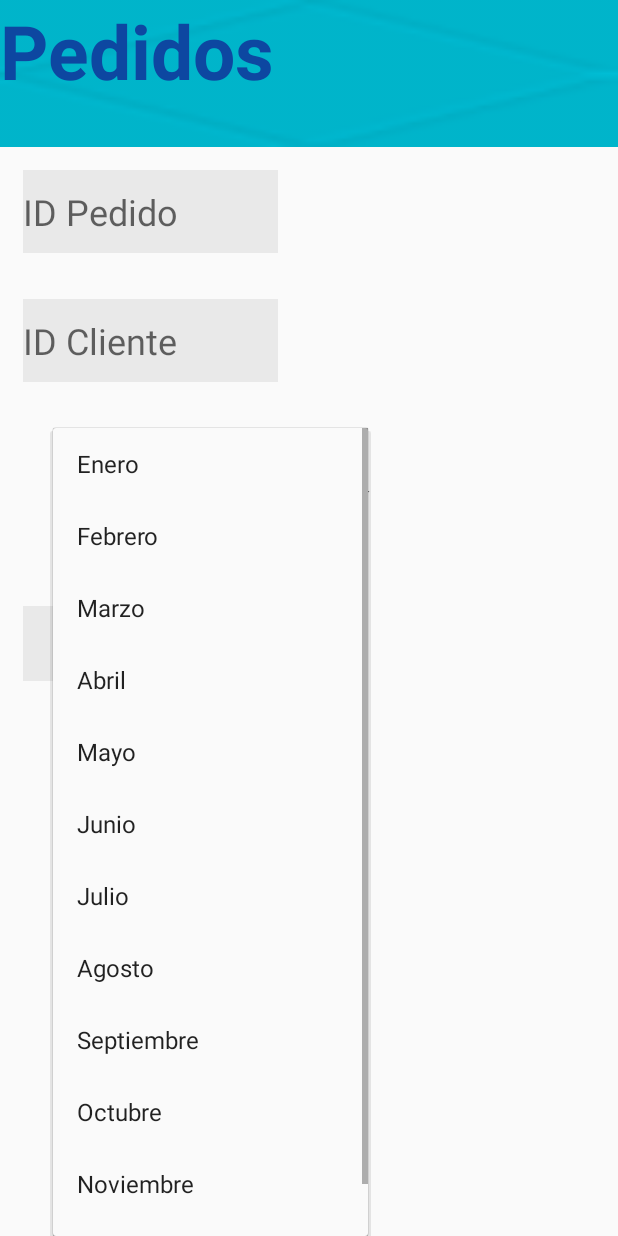
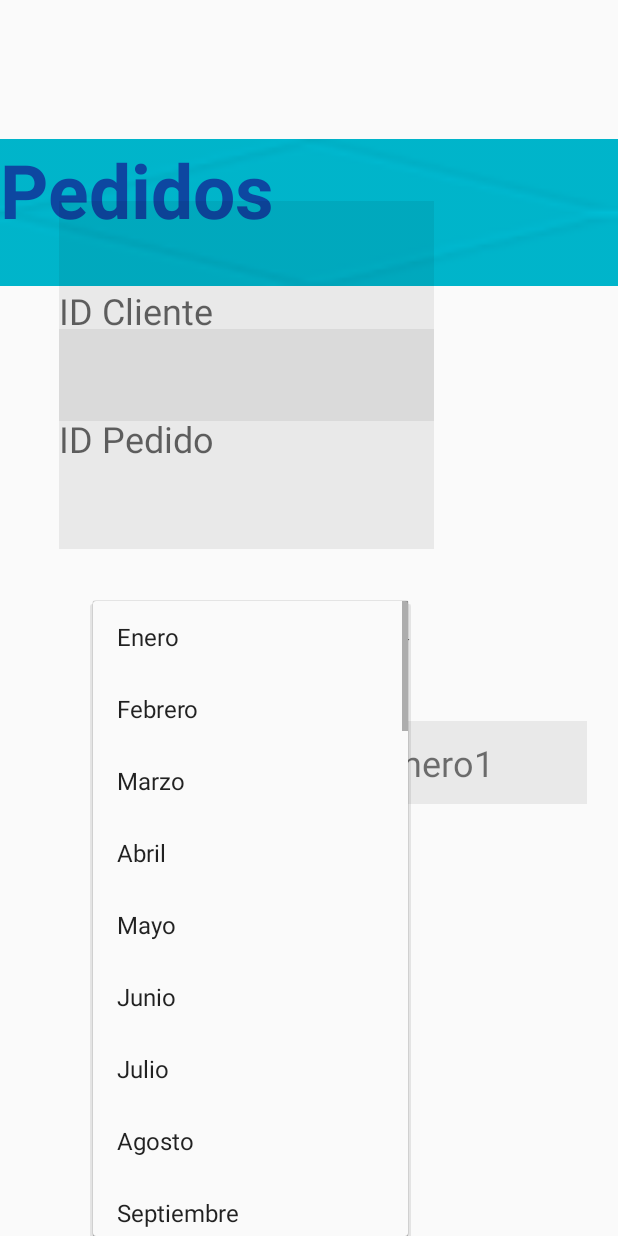
Before and after one commit to SandraGpe/BakerysRaul, an Android app: the Pedidos screen opened directly, with no data from a screen before it, after a tap on "Enero", on a phone screen of 412 x 824 dp. Run offline under Robolectric (Android 15) with nearby library versions, the light colour scheme and no system bars; network calls fail.

Commit message:
update 14

```diff
--- a/app/src/main/java/com/example/bakerysraul/CalifEmpresa.kt
+++ b/app/src/main/java/com/example/bakerysraul/CalifEmpresa.kt
@@ -13,7 +13,7 @@ import kotlinx.android.synthetic.main.activity_calif_empresa.*
 import org.json.JSONObject
 
 class CalifEmpresa : AppCompatActivity() {
-    val IP = "http://192.168.1.77"
+    val IP = "http://192.168.0.7"
 
     override fun onCreate(savedInstanceState: Bundle?) {
         super.onCreate(savedInstanceState)
--- a/app/src/main/java/com/example/bakerysraul/MainActivity.kt
+++ b/app/src/main/java/com/example/bakerysraul/MainActivity.kt
@@ -12,7 +12,7 @@ import com.android.volley.toolbox.JsonObjectRequest
 import kotlinx.android.synthetic.main.activity_main.*
 
 class MainActivity : AppCompatActivity() {
-    val IP = "http://192.168.1.77" // Dirección IP del servidor web que almacena los servicios web
+    val IP = "http://192.168.0.7" // Dirección IP del servidor web que almacena los servicios web
     override fun onCreate(savedInstanceState: Bundle?) {
         super.onCreate(savedInstanceState)
         setContentView(R.layout.activity_main)
--- a/app/src/main/java/com/example/bakerysraul/MainRegistro.kt
+++ b/app/src/main/java/com/example/bakerysraul/MainRegistro.kt
@@ -15,7 +15,7 @@ import kotlinx.android.synthetic.main.activity_main_registro.txtCorr
 import org.json.JSONObject
 
 class MainRegistro : AppCompatActivity() {
-    val IP = "http://192.168.1.77" // Dirección IP del servidor web que almacena los servicios web
+    val IP = "http://192.168.0.7" // Dirección IP del servidor web que almacena los servicios web
 
     override fun onCreate(savedInstanceState: Bundle?) {
         super.onCreate(savedInstanceState)
--- a/app/src/main/java/com/example/bakerysraul/Pedidos.kt
+++ b/app/src/main/java/com/example/bakerysraul/Pedidos.kt
@@ -13,19 +13,32 @@ class Pedidos : AppCompatActivity() {
         super.onCreate(savedInstanceState)
         setContentView(R.layout.activity_pedidos)
 
+        val dia = arrayListOf("1","2","3","4","5","6","7","8","9","10","11","12","13","14","15","16","17","18","19","20","21","22","23","24","25","26","27","28","29","30","31")
         val mes = arrayListOf("Enero","Febrero","Marzo","Abril","Mayo","Junio","Julio","Agosto","Septiembre","Octubre","Noviembre","Diciembre")
-        val arrayAdapter = ArrayAdapter(this,android.R.layout.simple_list_item_1,mes)
+        val arrayAdapter = ArrayAdapter(this,android.R.layout.simple_list_item_1,mes+dia)
+
 
         spinner.adapter = arrayAdapter
         spinner.onItemSelectedListener = object :
             AdapterView.OnItemSelectedListener{
             override fun onNothingSelected(parent: AdapterView<*>?) {
-                fechaEnt.text="elige una opcion"
+                fechaEnt.text="Elige una opcion"
             }
 
             override fun onItemSelected(parent: AdapterView<*>?, view: View?, position: Int, id: Long) {
-                fechaEnt.text = mes[position]
+                fechaEnt.text = mes[position] + dia[position]
             }
         }
+        /*spinner2.adapter = arrayAdapter1
+        spinner2.onItemSelectedListener = object :
+            AdapterView.OnItemSelectedListener{
+            override fun onNothingSelected(parent: AdapterView<*>?) {
+                fechaEnt.text="Elige una opcion"
+            }
+
+            override fun onItemSelected(parent: AdapterView<*>?, view: View?, position: Int, id: Long) {
+                fechaEnt.text = dia[position]
+            }
+        }*/
     }
 }
--- a/app/src/main/java/com/example/bakerysraul/PrincipalMenu.kt
+++ b/app/src/main/java/com/example/bakerysraul/PrincipalMenu.kt
@@ -49,7 +49,7 @@ class PrincipalMenu : AppCompatActivity() {
                         startActivity(intent, ActivityOptions.makeSceneTransitionAnimation(this).toBundle())
                     }
                     "Carrito"->{
-                        val intent = Intent(this, Compras::class.java)
+                        val intent = Intent(this, Pedidos::class.java)
                         startActivity(intent, ActivityOptions.makeSceneTransitionAnimation(this).toBundle())
                     }
                     "DetallePed"->{
--- a/app/src/main/java/com/example/bakerysraul/UserPerfil.kt
+++ b/app/src/main/java/com/example/bakerysraul/UserPerfil.kt
@@ -12,7 +12,7 @@ import kotlinx.android.synthetic.main.activity_user_perfil.*
 import org.json.JSONObject
 
 class UserPerfil : AppCompatActivity() {
-    val IP = "http://192.168.1.77" // Dirección IP del servidor web que almacena los servicios web
+    val IP = "http://192.168.0.7" // Dirección IP del servidor web que almacena los servicios web
     val idCliente = 0
     var bandera : Boolean = false
 
--- a/app/src/main/res/layout/activity_pedidos.xml
+++ b/app/src/main/res/layout/activity_pedidos.xml
@@ -1,33 +1,34 @@
 <?xml version="1.0" encoding="utf-8"?>
-<ScrollView xmlns:android="http://schemas.android.com/apk/res/android"
+<RelativeLayout xmlns:android="http://schemas.android.com/apk/res/android"
     xmlns:app="http://schemas.android.com/apk/res-auto"
     xmlns:tools="http://schemas.android.com/tools"
     android:layout_width="match_parent"
     android:layout_height="match_parent"
     tools:context=".Pedidos">
 
-
-    <LinearLayout
-        android:layout_width="match_parent"
-        android:layout_height="wrap_content"
-        android:orientation="vertical"
-        android:visibility="visible">
-
     <TextView
+        android:id="@+id/titulo"
         android:layout_width="match_parent"
         android:layout_height="98dp"
+        android:layout_alignParentBottom="true"
+        android:layout_marginBottom="633dp"
         android:background="@drawable/azul"
         android:text="Pedidos"
         android:textColor="#0d47a1"
         android:textSize="50sp"
         android:textStyle="bold" />
+
     <EditText
         android:id="@+id/txtIDPed"
-            android:layout_width="170dp"
+        android:layout_width="250dp"
         android:layout_height="55dp"
+        android:layout_alignParentStart="true"
+        android:layout_alignParentTop="true"
+        android:layout_alignParentBottom="true"
         android:layout_centerHorizontal="true"
-            android:layout_margin="15dp"
-            android:layout_marginTop="60dp"
+        android:layout_marginStart="39dp"
+        android:layout_marginTop="219dp"
+        android:layout_marginBottom="458dp"
         android:background="#11000000"
         android:ems="15"
         android:hint="ID Pedido"
@@ -36,44 +37,61 @@
 
     <EditText
         android:id="@+id/txtIDCli"
-            android:layout_width="170dp"
+        android:layout_width="250dp"
         android:layout_height="55dp"
-            android:layout_margin="15dp"
-            android:layout_marginTop="100dp"
+        android:layout_alignParentStart="true"
+        android:layout_alignParentTop="true"
+        android:layout_alignParentBottom="true"
+        android:layout_centerHorizontal="true"
+        android:layout_marginStart="39dp"
+        android:layout_marginTop="134dp"
+        android:layout_marginBottom="543dp"
         android:background="#11000000"
         android:ems="15"
         android:hint="ID Cliente"
         android:inputType="textPersonName"
         android:textSize="24sp" />
+
     <Spinner
         android:id="@+id/spinner"
         android:layout_width="250dp"
-            android:layout_height="wrap_content"
-            android:layout_marginTop="140dp"
+        android:layout_height="55dp"
+        android:layout_alignParentStart="true"
+        android:layout_alignParentBottom="true"
+        android:layout_marginStart="42dp"
+        android:layout_marginTop="15dp"
+        android:layout_marginBottom="368dp"
+        android:hint="Mes"
         android:padding="20dp"
-            android:layout_margin="15dp"
-            android:hint="Mes"
-            android:textSize="24sp"/>
+        android:textSize="24sp" />
 
     <TextView
         android:id="@+id/fechaEnt"
         android:layout_width="200dp"
-            android:layout_height="50dp"
+        android:layout_height="55dp"
+        android:layout_alignParentStart="true"
+        android:layout_alignParentBottom="true"
+        android:layout_marginStart="191dp"
+        android:layout_marginBottom="288dp"
+        android:background="#11000000"
+        android:ems="15"
         android:gravity="center"
-            android:hint="Mes"
-            android:layout_margin="15dp"
-            android:background="#11000000"
-            android:ems="15"/>
+        android:hint="Fecha"
+        android:textSize="24sp"/>
+
     <Spinner
         android:id="@+id/spinner2"
         android:layout_width="100dp"
-            android:layout_height="wrap_content"
-            android:layout_marginTop="140dp"
+        android:layout_height="55dp"
+        android:layout_alignParentEnd="true"
+        android:layout_alignParentBottom="true"
+        android:layout_marginStart="15dp"
+        android:layout_marginLeft="100dp"
+        android:layout_marginTop="15dp"
+        android:layout_marginEnd="267dp"
+        android:layout_marginBottom="287dp"
+        android:hint="Dia"
         android:padding="20dp"
-            android:layout_margin="15dp"
-            android:hint="Dia"
-            android:textSize="24sp"
-            android:layout_marginLeft="100dp"/>
+        android:textSize="24sp" />
 
-    </LinearLayout>
-</ScrollView>
+</RelativeLayout>
```
Lines whose indentation alone changed are shown as unchanged.
